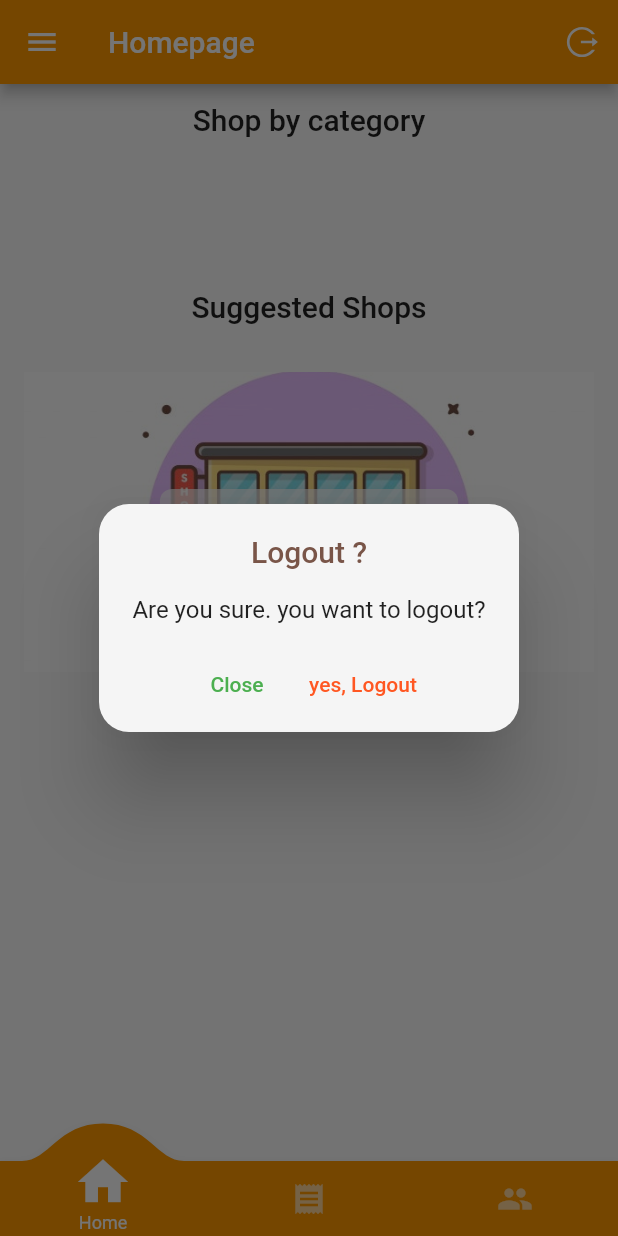
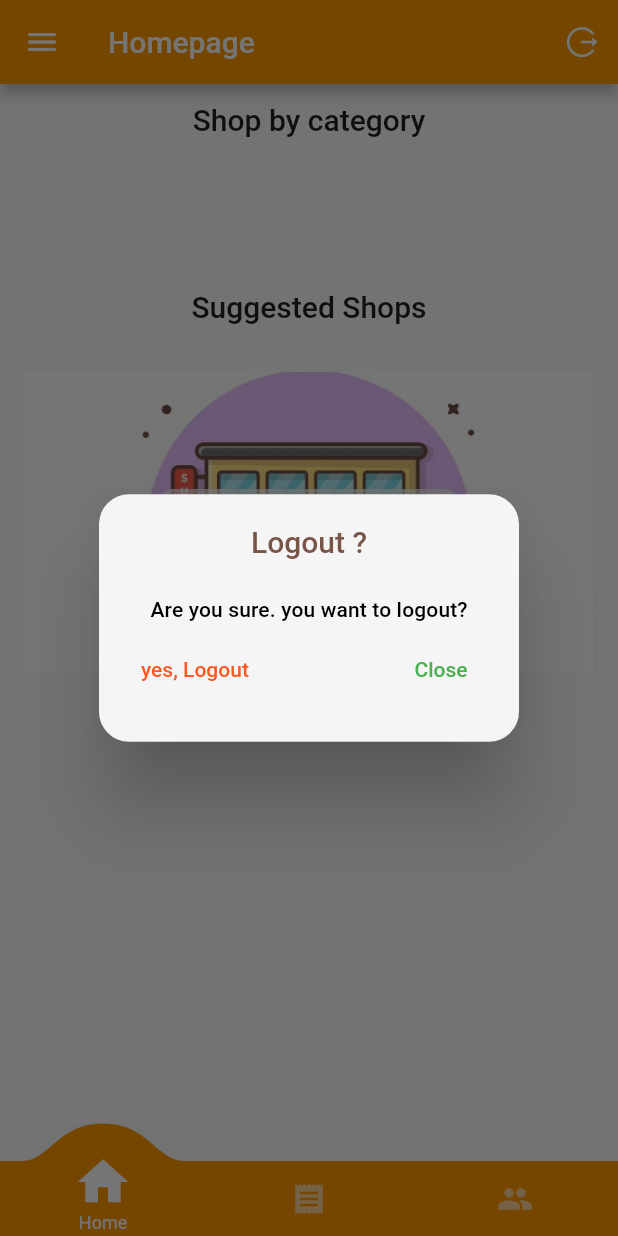
Before and after one commit to dhruvanwd/bazaar-bihar, a Flutter app: the HomePage screen opened directly, after a tap on an icon or button, on a phone screen of 412 x 824 dp. Run offline on Flutter 3.47's test engine with Material 2 defaults, Android fonts, the phone set to English and light mode, and no system bars; drawn by our look-alikes of convex_bottom_bar; our stand-ins replace badges, cached_network_image, carousel_slider, connectivity_plus, dio, flip_card and 6 more; missing offline and left inert: easy_mask, in_app_update, razorpay_flutter, shrink_sidemenu; accounts and stored records are empty; network calls fail; statements that could not run were skipped.

Commit message:
logout dialog enhancement

```diff
--- a/lib/GetxControllers/GlobalController.dart
+++ b/lib/GetxControllers/GlobalController.dart
@@ -39,10 +39,24 @@ class GlobalController extends GetxController {
     Get.defaultDialog(
       title: "Logout ?",
       titlePadding: EdgeInsets.only(top: 20, bottom: 10),
-      middleText: "Are you sure. you want to logout?",
       backgroundColor: Colors.grey.shade100,
       titleStyle: TextStyle(color: Colors.brown),
-      confirm: TextButton(
+      content: Container(
+        child: Column(
+          children: [
+            Padding(
+              padding: EdgeInsets.symmetric(vertical: 8),
+              child: Text(
+                "Are you sure. you want to logout?",
+                style: Get.theme.textTheme.subtitle2,
+              ),
+            ),
+            Padding(
+              padding: const EdgeInsets.symmetric(horizontal: 12),
+              child: Row(
+                mainAxisAlignment: MainAxisAlignment.spaceBetween,
+                children: [
+                  TextButton(
                     onPressed: () {
                       _localStorage.erase();
                       Get.offAll(LoginPage());
@@ -53,13 +67,19 @@ class GlobalController extends GetxController {
                       style: TextStyle(color: Colors.deepOrange),
                     ),
                   ),
-      cancel: TextButton(
+                  TextButton(
                     onPressed: () {
                       Get.back();
                     },
                     child: Text(
                       "Close",
                       style: TextStyle(color: Colors.green),
+                    ),
+                  ),
+                ],
+              ),
+            ),
+          ],
         ),
       ),
     );
```
Lines whose indentation alone changed are shown as unchanged.
